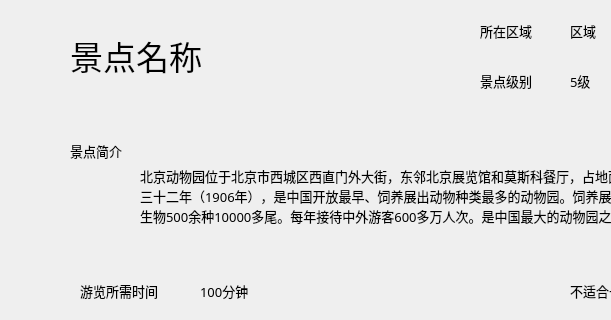
Above: SBSystemBackup/onesite.ui from iceboundx/SBSystem before the change; both pictures show x 0 to 611 and y 0 to 320 of the 945 by 642 pixel window. Below: the same form after it.
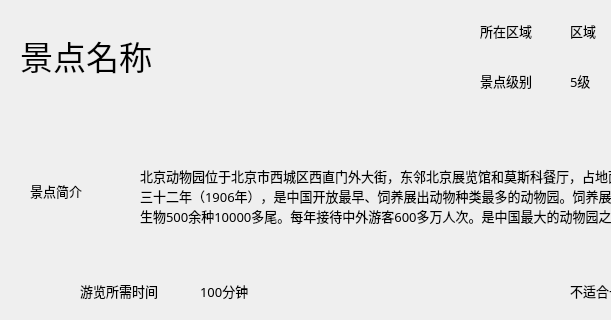
That is the form after the change.

```diff
--- a/SBSystemBackup/onesite.ui
+++ b/SBSystemBackup/onesite.ui
@@ -17,8 +17,8 @@
    <widget class="QLabel" name="label_12">
     <property name="geometry">
      <rect>
-      <x>70</x>
-      <y>140</y>
+      <x>30</x>
+      <y>180</y>
       <width>91</width>
       <height>21</height>
      </rect>
@@ -93,9 +93,9 @@
    <widget class="QLabel" name="name">
     <property name="geometry">
      <rect>
-      <x>70</x>
+      <x>20</x>
       <y>10</y>
-      <width>321</width>
+      <width>451</width>
       <height>91</height>
      </rect>
     </property>
```
